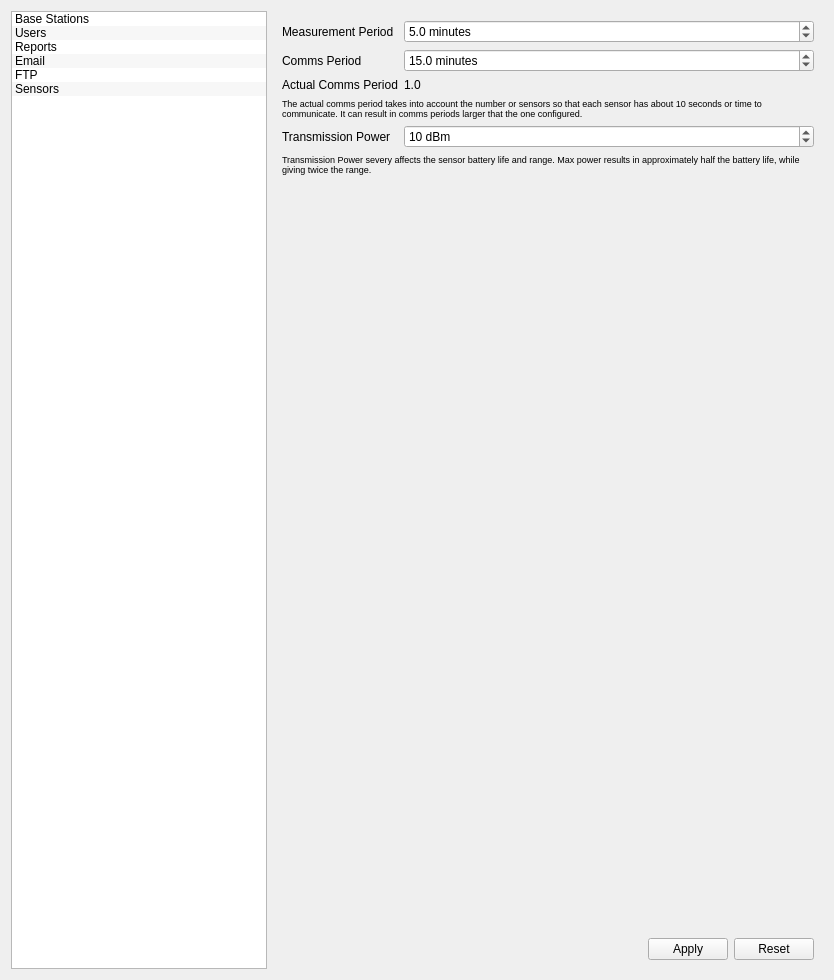
Qt form manager/src/SettingsWidget.ui (porkmarks/sense) before a commit.
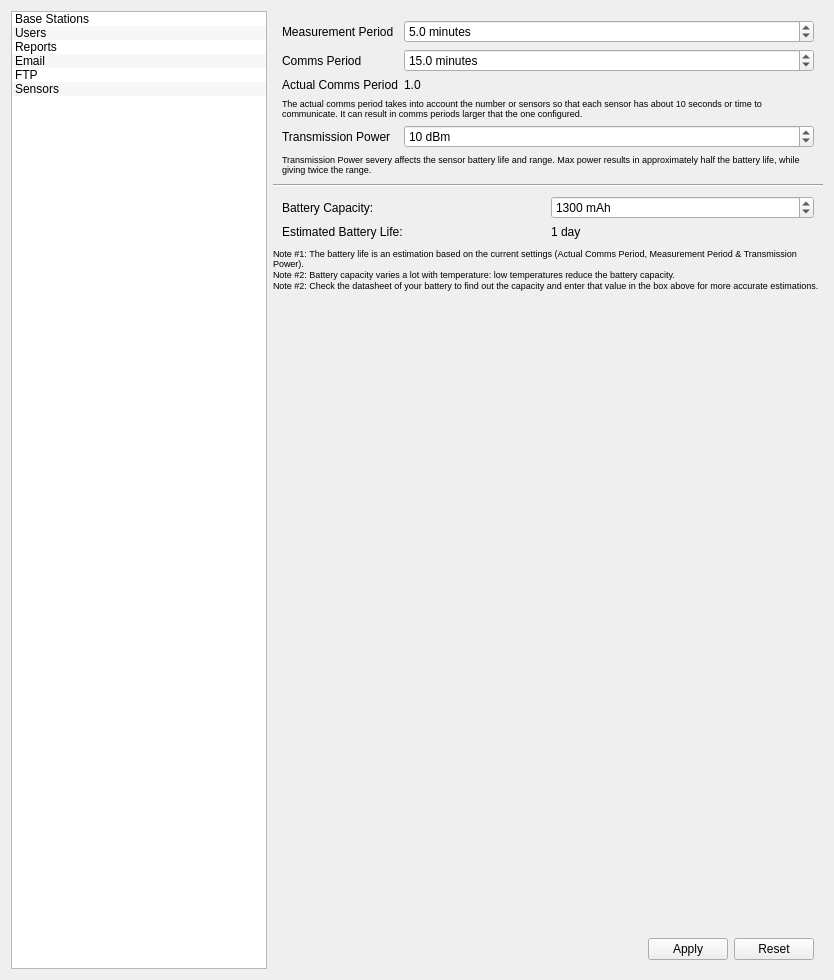
The same form after that commit. The open tabs and pages were chosen to show the change. Icons and pictures are not drawn. Custom widgets are drawn as their Qt base class.

Commit message: Fixed the logging Added battery life estimation Fixed sensor selection Fixed sensor measurement bug

```diff
--- a/manager/src/SettingsWidget.ui
+++ b/manager/src/SettingsWidget.ui
@@ -757,6 +757,101 @@
          </layout>
         </widget>
        </item>
+       <item>
+        <widget class="Line" name="line">
+         <property name="orientation">
+          <enum>Qt::Horizontal</enum>
+         </property>
+        </widget>
+       </item>
+       <item>
+        <widget class="QWidget" name="widget_3" native="true">
+         <layout class="QGridLayout" name="gridLayout_3">
+          <item row="1" column="1">
+           <widget class="QLabel" name="batteryLife">
+            <property name="text">
+             <string>1 day</string>
+            </property>
+           </widget>
+          </item>
+          <item row="1" column="0">
+           <widget class="QLabel" name="label_17">
+            <property name="text">
+             <string>Estimated Battery Life:</string>
+            </property>
+           </widget>
+          </item>
+          <item row="0" column="0">
+           <widget class="QLabel" name="label_23">
+            <property name="text">
+             <string>Battery Capacity:</string>
+            </property>
+           </widget>
+          </item>
+          <item row="0" column="1">
+           <widget class="QSpinBox" name="batteryCapacity">
+            <property name="suffix">
+             <string> mAh</string>
+            </property>
+            <property name="minimum">
+             <number>100</number>
+            </property>
+            <property name="maximum">
+             <number>3000</number>
+            </property>
+            <property name="value">
+             <number>1300</number>
+            </property>
+           </widget>
+          </item>
+         </layout>
+        </widget>
+       </item>
+       <item>
+        <widget class="QLabel" name="label_20">
+         <property name="font">
+          <font>
+           <pointsize>7</pointsize>
+          </font>
+         </property>
+         <property name="text">
+          <string>Note #1: The battery life is an estimation based on the current settings (Actual Comms Period, Measurement Period &amp; Transmission Power).</string>
+         </property>
+         <property name="wordWrap">
+          <bool>true</bool>
+         </property>
+        </widget>
+       </item>
+       <item>
+        <widget class="QLabel" name="label_21">
+         <property name="font">
+          <font>
+           <pointsize>7</pointsize>
+          </font>
+         </property>
+         <property name="text">
+          <string>Note #2: Battery capacity varies a lot with temperature: low temperatures reduce the battery capacity.</string>
+         </property>
+         <property name="wordWrap">
+          <bool>true</bool>
+         </property>
+        </widget>
+       </item>
+       <item>
+        <widget class="QLabel" name="label_22">
+         <property name="font">
+          <font>
+           <pointsize>7</pointsize>
+          </font>
+         </property>
+         <property name="text">
+          <string>Note #2: Check the datasheet of your battery to find out the capacity and enter that value in the box above for more accurate estimations.</string>
+         </property>
+         <property name="wordWrap">
+          <bool>true</bool>
+         </property>
+        </widget>
+       </item>
        <item>
         <spacer name="verticalSpacer">
          <property name="orientation">
```
Left out of the diff: 3 changed lines with no effect on the pictures. The commit also changes 15 other files.
